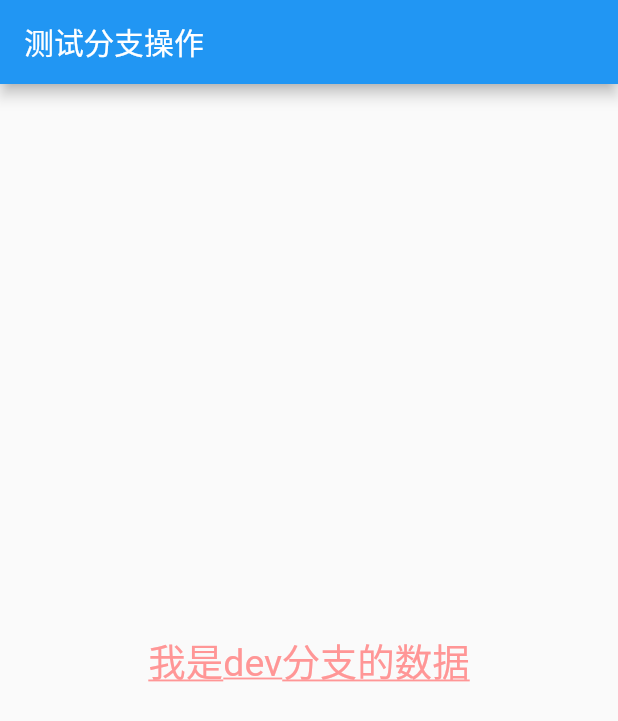
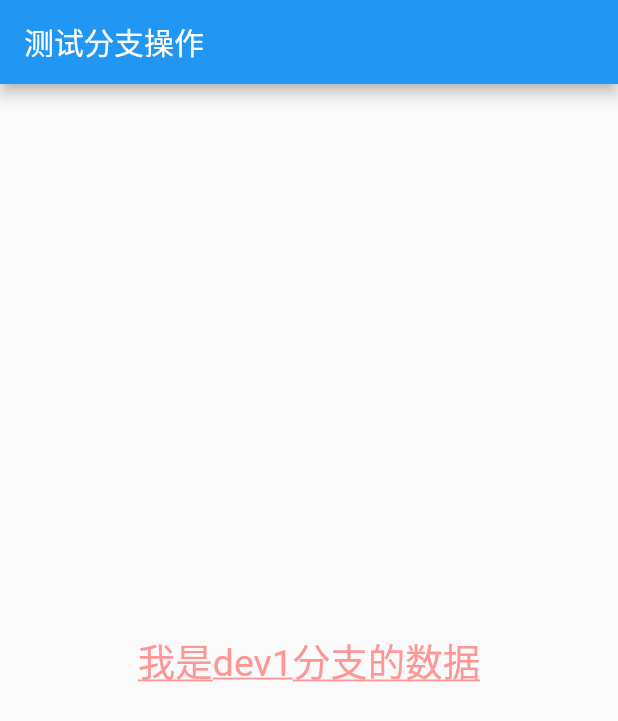
Before and after one commit to zhuzilyy/flutter_app, a Flutter app: the screen it shows after launch, on a phone screen of 412 x 824 dp. Shown: the top 721 px of the screen. Run offline on Flutter 3.47's test engine with Material 2 defaults, Android fonts, the phone set to English and light mode, and no system bars.

```diff
--- a/lib/main.dart
+++ b/lib/main.dart
@@ -15,7 +15,7 @@ class MyApp extends StatelessWidget{
         ),
         body: Center(
           child: Text(
-                  "我是dev分支的数据",
+                  "我是dev1分支的数据",
             textAlign: TextAlign.left,
         /*    maxLines: 1,
             overflow: TextOverflow.ellipsis,*/
```
